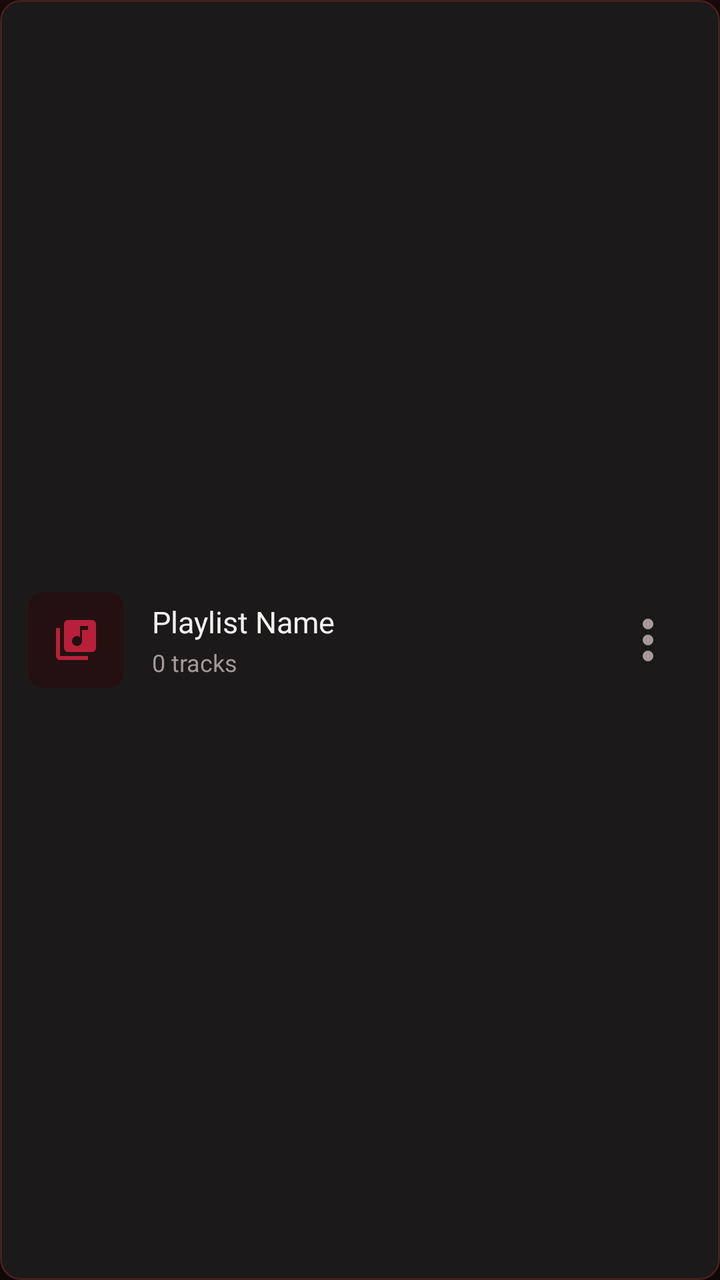
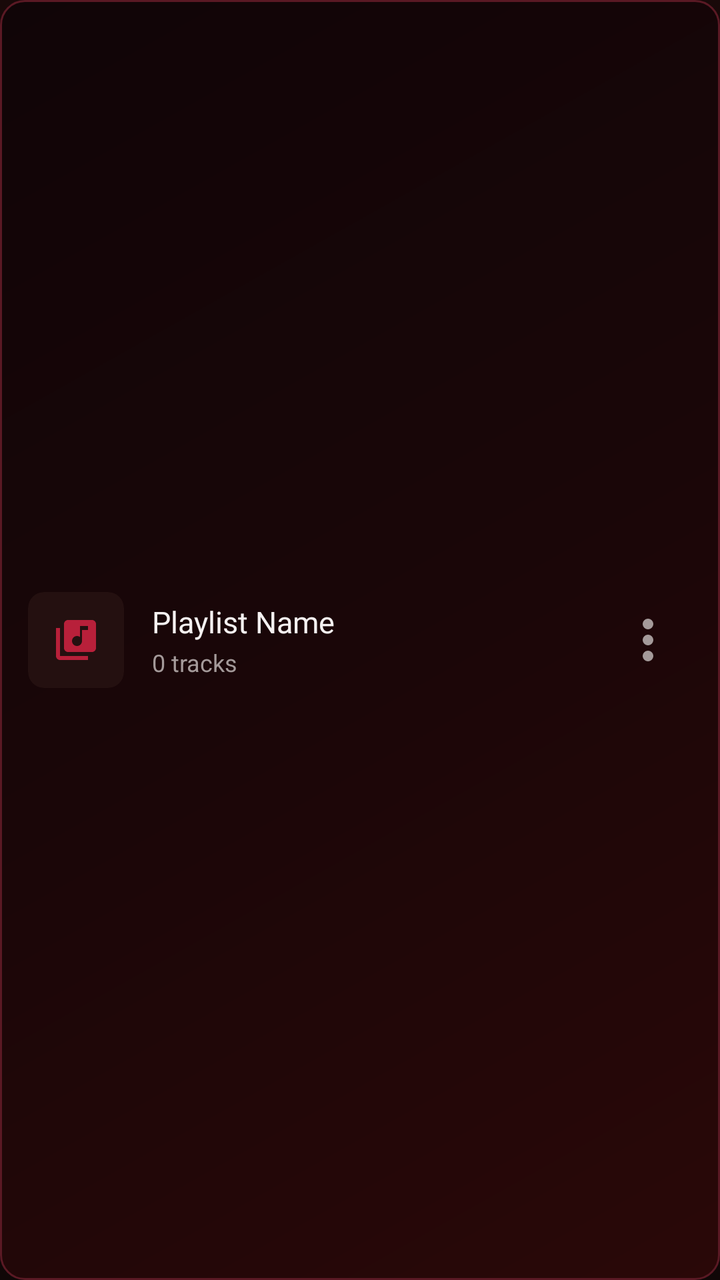

Before-and-after screenshots of an Android layout around one commit, followed by the original layout XML and the change that was made.
<!-- AndroidManifest.xml: application theme Theme.BraveMusicPlayer -->
<!-- res/layout/item_playlist.xml -->
<?xml version="1.0" encoding="utf-8"?>
<LinearLayout xmlns:android="http://schemas.android.com/apk/res/android"
    xmlns:app="http://schemas.android.com/apk/res-auto"
    android:layout_width="match_parent"
    android:layout_height="wrap_content"
    android:layout_marginTop="8dp"
    android:background="@drawable/bg_rounded_card"
    android:clickable="true"
    android:focusable="true"
    android:gravity="center_vertical"
    android:orientation="horizontal"
    android:paddingStart="14dp"
    android:paddingTop="12dp"
    android:paddingEnd="14dp"
    android:paddingBottom="12dp">

    <androidx.cardview.widget.CardView
        android:layout_width="48dp"
        android:layout_height="48dp"
        app:cardBackgroundColor="@color/surfaceElevated"
        app:cardCornerRadius="8dp"
        app:cardElevation="0dp">

        <ImageView
            android:layout_width="match_parent"
            android:layout_height="match_parent"
            android:contentDescription="Playlist Icon"
            android:padding="12dp"
            android:src="@drawable/ic_library_music"
            app:tint="@color/accentPrimary" />
    </androidx.cardview.widget.CardView>

    <LinearLayout
        android:layout_width="0dp"
        android:layout_height="wrap_content"
        android:layout_marginStart="14dp"
        android:layout_weight="1"
        android:orientation="vertical">

        <TextView
            android:id="@+id/tvPlaylistName"
            android:layout_width="wrap_content"
            android:layout_height="wrap_content"
            android:ellipsize="end"
            android:fontFamily="@font/youtube_sans_bold_font"
            android:maxLines="1"
            android:text="Playlist Name"
            android:textColor="@color/textPrimary"
            android:textSize="15sp" />

        <TextView
            android:id="@+id/tvPlaylistCount"
            android:layout_width="wrap_content"
            android:layout_height="wrap_content"
            android:layout_marginTop="2dp"
            android:fontFamily="sans-serif"
            android:text="0 tracks"
            android:textColor="@color/textSecondary"
            android:textSize="12sp" />
    </LinearLayout>

    <ImageView
        android:id="@+id/btnPlaylistOptions"
        android:layout_width="44dp"
        android:layout_height="44dp"
        android:background="?android:attr/selectableItemBackgroundBorderless"
        android:contentDescription="Playlist Options"
        android:padding="6dp"
        android:src="@drawable/ic_ytm_overflow"
        app:tint="@color/textSecondary" />
</LinearLayout>
<!-- resources referenced by this layout -->
<resources>
  <color name="accentPrimary">#B8203A</color>
  <color name="surfaceElevated">#241010</color>
  <color name="textPrimary">#F5F1F1</color>
  <color name="textSecondary">#A49A9A</color>
  <!-- drawable bg_rounded_card (drawable) -->
  <?xml version="1.0" encoding="utf-8"?>
  <shape xmlns:android="http://schemas.android.com/apk/res/android"
      android:shape="rectangle">
      <corners android:radius="10dp" />
      <solid android:color="@color/surfaceCard" />
      <stroke
          android:width="1dp"
          android:color="@color/borderSubtle" />
  </shape>
  <!-- drawable ic_library_music (drawable) -->
  <vector xmlns:android="http://schemas.android.com/apk/res/android"
      android:width="24dp"
      android:height="24dp"
      android:viewportWidth="24"
      android:viewportHeight="24">
      <path
          android:fillColor="#FFFFFFFF"
          android:pathData="M20,2H8c-1.1,0 -2,0.9 -2,2v12c0,1.1 0.9,2 2,2h12c1.1,0 2,-0.9 2,-2V4c0,-1.1 -0.9,-2 -2,-2zm-2,5h-3v5.5c0,1.38 -1.12,2.5 -2.5,2.5S10,13.88 10,12.5s1.12,-2.5 2.5,-2.5c0.57,0 1.08,0.19 1.5,0.51V5h4v2zM4,6H2v14c0,1.1 0.9,2 2,2h14v-2H4V6z"/>
  </vector>
  <!-- drawable ic_ytm_overflow (drawable) -->
  <?xml version="1.0" encoding="utf-8"?>
  <vector  android:height="24.0dp" android:width="24.0dp" android:viewportWidth="24.0" android:viewportHeight="24.0"
    xmlns:android="http://schemas.android.com/apk/res/android">
      <path android:fillColor="@android:color/white" android:pathData="M12,4a2,2 0,1 0,0 4,2 2,0 0,0 0,-4ZM12,10a2,2 0,1 0,0 4,2 2,0 0,0 0,-4ZM12,16a2,2 0,1 0,0 4,2 2,0 0,0 0,-4Z" />
  </vector>
  <color name="surfaceCard">#1B1919</color>
  <color name="borderSubtle">#422020</color>
  <color name="accentPressed">#8F1830</color>
  <color name="background">#100707</color>
  <color name="backgroundSecondary">#190909</color>
  <!-- drawable bg_ytm_gradient (drawable) -->
  <?xml version="1.0" encoding="utf-8"?>
  <shape xmlns:android="http://schemas.android.com/apk/res/android"
      android:shape="rectangle">
      <gradient
          android:angle="270"
          android:startColor="@color/backgroundSecondary"
          android:endColor="@color/background"
          android:type="linear" />
  </shape>
  <style name="MelodyBottomSheetDialogTheme" parent="Theme.Design.Light.BottomSheetDialog">
          <item name="bottomSheetStyle">@style/MelodyBottomSheetStyle</item>
          <item name="android:windowIsFloating">false</item>
          <item name="android:navigationBarColor">@color/backgroundSecondary</item>
          <item name="android:windowLightNavigationBar" tools:targetApi="27">false</item>
      </style>
  <style name="MelodyBottomSheetStyle" parent="Widget.Design.BottomSheet.Modal">
          <item name="android:background">@android:color/transparent</item>
      </style>
  <!-- unchanged entries left out for length: 1 -->
</resources>

<!-- the commit's change to res/layout/item_playlist.xml (unified diff, before → after) -->
@@ -4,7 +4,7 @@
     android:layout_width="match_parent"
     android:layout_height="wrap_content"
     android:layout_marginTop="8dp"
-    android:background="@drawable/bg_rounded_card"
+    android:background="@drawable/bg_library_card_ripple"
     android:clickable="true"
     android:focusable="true"
     android:gravity="center_vertical"
<!-- resource entries referenced after the edit -->
@@ -4,16 +4,18 @@
   <color name="surfaceElevated">#241010</color>
   <color name="textPrimary">#F5F1F1</color>
   <color name="textSecondary">#A49A9A</color>
-  <!-- drawable bg_rounded_card (drawable) -->
+  <!-- drawable bg_library_card_ripple (drawable) -->
   <?xml version="1.0" encoding="utf-8"?>
-  <shape xmlns:android="http://schemas.android.com/apk/res/android"
-      android:shape="rectangle">
-      <corners android:radius="10dp" />
-      <solid android:color="@color/surfaceCard" />
-      <stroke
-          android:width="1dp"
-          android:color="@color/borderSubtle" />
-  </shape>
+  <ripple xmlns:android="http://schemas.android.com/apk/res/android"
+      android:color="#33B8203A">
+      <item android:id="@android:id/mask">
+          <shape android:shape="rectangle">
+              <corners android:radius="12dp" />
+              <solid android:color="@android:color/white" />
+          </shape>
+      </item>
+      <item android:drawable="@drawable/bg_library_card_gradient" />
+  </ripple>
   <!-- drawable ic_library_music (drawable) -->
   <vector xmlns:android="http://schemas.android.com/apk/res/android"
       android:width="24dp"
@@ -30,8 +32,22 @@
     xmlns:android="http://schemas.android.com/apk/res/android">
       <path android:fillColor="@android:color/white" android:pathData="M12,4a2,2 0,1 0,0 4,2 2,0 0,0 0,-4ZM12,10a2,2 0,1 0,0 4,2 2,0 0,0 0,-4ZM12,16a2,2 0,1 0,0 4,2 2,0 0,0 0,-4Z" />
   </vector>
+  <!-- drawable bg_library_card_gradient (drawable) -->
+  <?xml version="1.0" encoding="utf-8"?>
+  <shape xmlns:android="http://schemas.android.com/apk/res/android"
+      android:shape="rectangle">
+      <gradient
+          android:angle="135"
+          android:startColor="#2A0808"
+          android:centerColor="#1A0608"
+          android:endColor="#100507"
+          android:type="linear" />
+      <corners android:radius="12dp" />
+      <stroke
+          android:width="1dp"
+          android:color="#5A1924" />
+  </shape>
   <color name="surfaceCard">#1B1919</color>
-  <color name="borderSubtle">#422020</color>
   <color name="accentPressed">#8F1830</color>
   <color name="background">#100707</color>
   <color name="backgroundSecondary">#190909</color>
